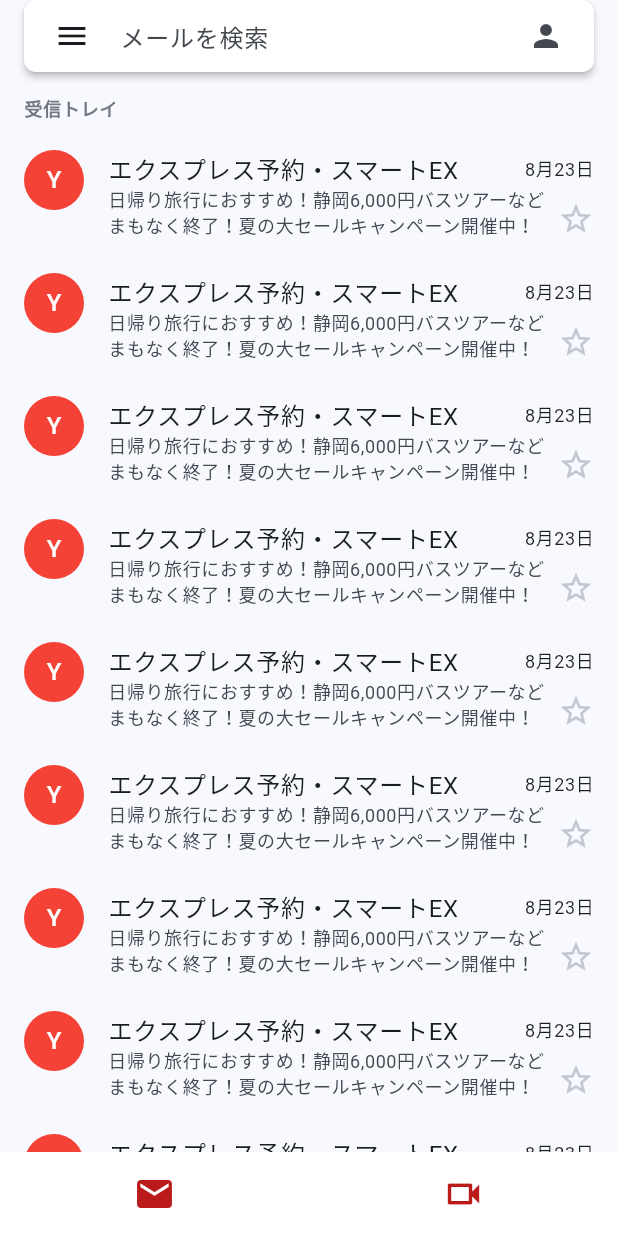
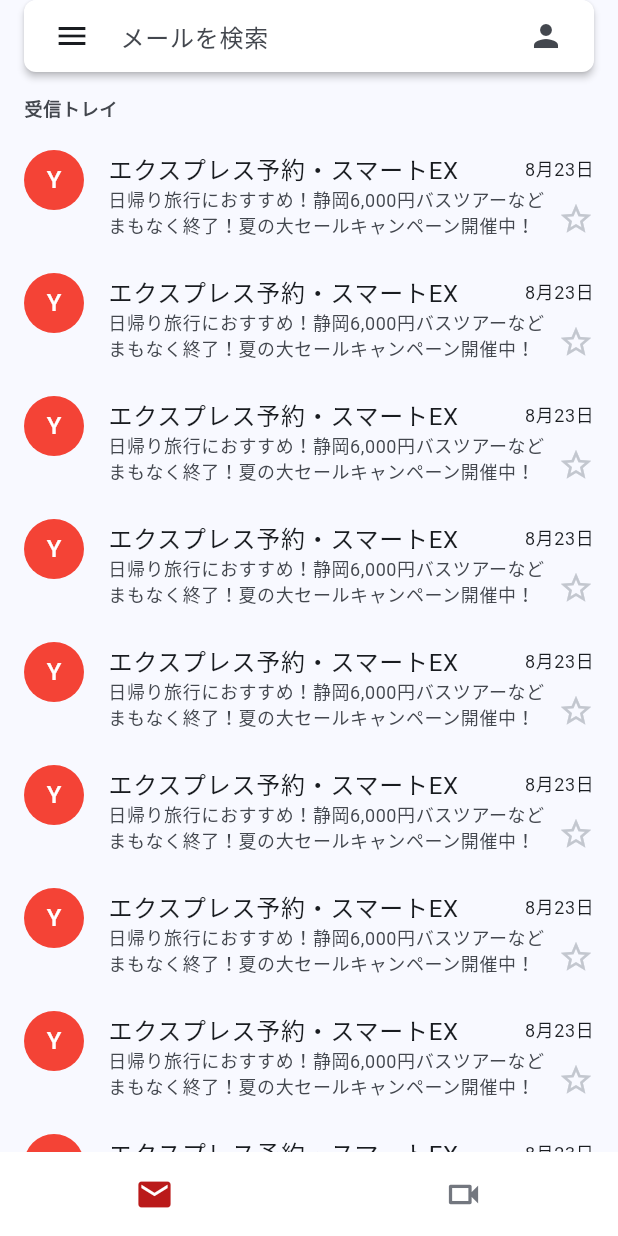
Before and after one commit to susatthi/flutter-gmail-clone, a Flutter app: the screen it shows after launch, on a phone screen of 412 x 824 dp. Run offline on Flutter 3.47's test engine with Material 3 defaults, Android fonts, the phone set to English and light mode, and no system bars; our stand-ins replace flutter_riverpod, riverpod_annotation; generated files the repository leaves out were written again.

Commit message:
🚀 feat: BottomAppBar微調整

```diff
--- a/lib/main.dart
+++ b/lib/main.dart
@@ -90,18 +90,21 @@
         crossAxisAlignment: CrossAxisAlignment.stretch,
         children: [
           ...NavigationItem.values.map(
-            (item) => Expanded(
+            (item) {
+              final isSelected = item == currentItem;
+              return Expanded(
                 child: InkWell(
                   onTap: () => ref
                       .read(navigationItemNotifierProvider.notifier)
                       .select(item),
                   child: Icon(
-                  item == currentItem ? item.selectedIcon : item.icon,
-                  size: 28,
-                  color: context.error,
+                    isSelected ? item.selectedIcon : item.icon,
+                    size: 26,
+                    color: isSelected ? context.error : context.outline,
                   ),
                 ),
-            ),
+              );
+            },
           ),
         ],
       ),
@@ -187,7 +190,7 @@
         '受信トレイ',
         style: context.labelMedium?.copyWith(
           fontWeight: FontWeight.bold,
-          color: context.outline,
+          color: context.onSurfaceVariant,
         ),
       ),
     );
```
Lines whose indentation alone changed are shown as unchanged.
